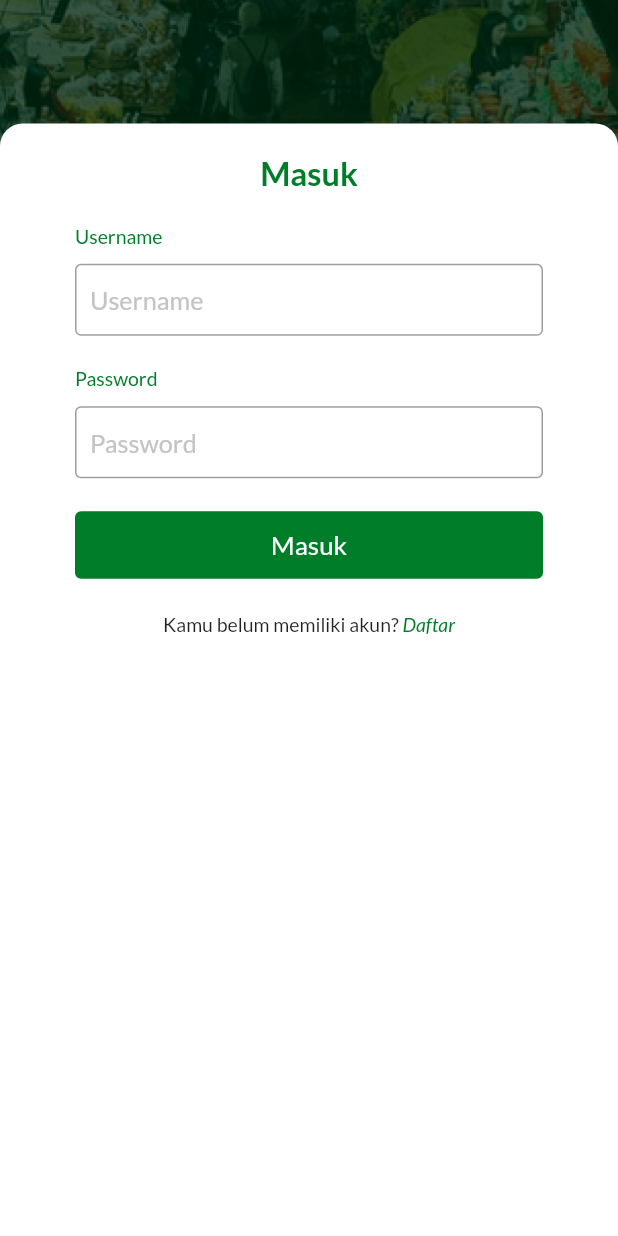
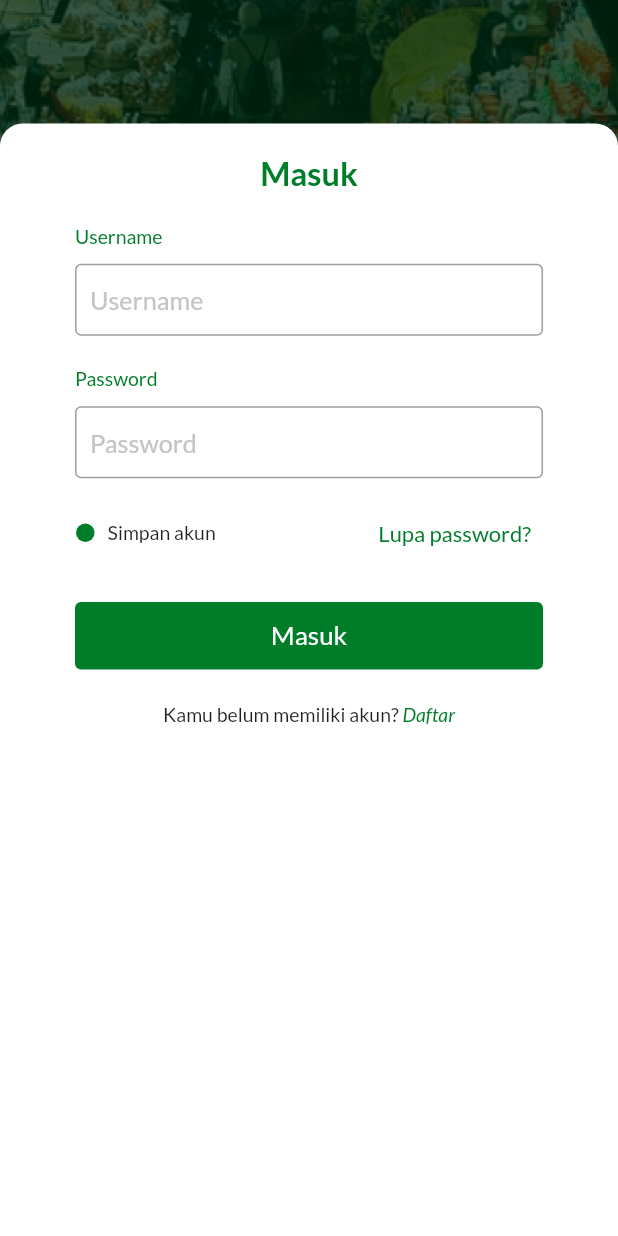
Before and after one commit to reAlpha39/belanjadesa, a Flutter app: the screen it shows after launch, after a tap on "Mulai", on a phone screen of 412 x 824 dp. Run offline on Flutter 3.47's test engine with Material 2 defaults, Android fonts, the light colour scheme and no system bars; drawn by our look-alikes of velocity_x; our stand-ins replace flutter_bloc, flutter_i18n, flutter_screenutil, freezed_annotation, go_router, google_fonts and 1 more.

Commit message:
auth: add forgot password & keep login ui

```diff
--- a/lib/feature/auth/widgets/onboarding_button.dart
+++ b/lib/feature/auth/widgets/onboarding_button.dart
@@ -1,5 +1,6 @@
 import 'package:flutter/material.dart';
 import 'package:flutter_i18n/flutter_i18n.dart';
+import 'package:flutter_screenutil/flutter_screenutil.dart';
 import 'package:go_router/go_router.dart';
 import 'package:velocity_x/velocity_x.dart';
 
@@ -77,13 +78,49 @@ class OnboardingButton extends StatelessWidget {
                   ),
                 ),
               ),
+              smallVSpacing,
+              Row(
+                mainAxisAlignment: MainAxisAlignment.spaceBetween,
+                children: [
+                  GestureDetector(
+                    onTap: () {},
+                    child: Row(
+                      children: [
+                        Container(
+                          height: 12.h,
+                          width: 12.w,
+                          decoration: BoxDecoration(
+                            shape: BoxShape.circle,
+                            color: ColorStyle.primaryColor,
+                          ),
+                        ),
+                        const SizedBox(width: 8),
+                        FlutterI18n.translate(context, 'auth.keepLogin')
+                            .text
+                            .size(smallTextTheme.fontSize)
+                            .make(),
+                      ],
+                    ),
+                  ),
+                  TextButton(
+                    onPressed: () {},
+                    child: FlutterI18n.translate(context, 'auth.forgotPassword')
+                        .text
+                        .color(ColorStyle.primaryColor)
+                        .make(),
+                  ),
+                ],
+              ),
               bigestVSpacing,
               ElevatedButton(
                 onPressed: () {
                   Navigator.pop(context);
                   context.goNamed(RouteName.home);
                 },
-                child: FlutterI18n.translate(context, 'auth.login').text.textStyle(mediumTextTheme).make(),
+                child: FlutterI18n.translate(context, 'auth.login')
+                    .text
+                    .textStyle(mediumTextTheme)
+                    .make(),
               ),
               bigestVSpacing,
               HStack([
```
